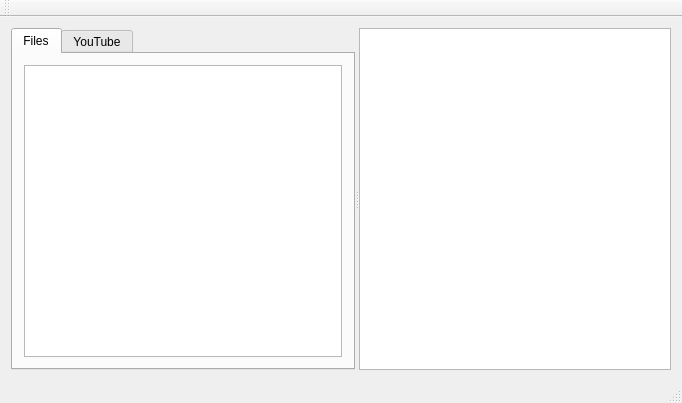
Old version of the form partyplayer/mainwindow.ui in the repository ABuus/partyplayer.
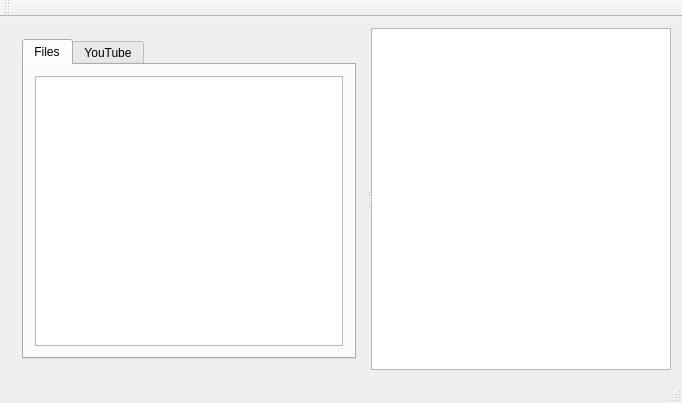
New version of the form. Custom widgets are drawn as their Qt base class.

```diff
--- a/partyplayer/mainwindow.ui
+++ b/partyplayer/mainwindow.ui
@@ -15,11 +15,24 @@
   </property>
   <widget class="QWidget" name="centralWidget">
    <layout class="QGridLayout" name="gridLayout">
-    <item row="1" column="0">
+    <item row="0" column="0">
      <widget class="QSplitter" name="splitter">
       <property name="orientation">
        <enum>Qt::Horizontal</enum>
       </property>
+      <widget class="QWidget" name="">
+       <layout class="QVBoxLayout" name="verticalLayout">
+        <item>
+         <layout class="QGridLayout" name="controlLayout">
+          <property name="sizeConstraint">
+           <enum>QLayout::SetMinimumSize</enum>
+          </property>
+          <property name="spacing">
+           <number>0</number>
+          </property>
+         </layout>
+        </item>
+        <item>
       <widget class="QTabWidget" name="tabWidget">
        <property name="currentIndex">
         <number>0</number>
@@ -81,7 +94,10 @@
         </layout>
        </widget>
       </widget>
-      <widget class="PlaylistView" name="listView">
+        </item>
+       </layout>
+      </widget>
+      <widget class="PlaylistView" name="playlistView">
        <property name="editTriggers">
         <set>QAbstractItemView::NoEditTriggers</set>
        </property>
@@ -91,6 +107,12 @@
        <property name="selectionBehavior">
         <enum>QAbstractItemView::SelectRows</enum>
        </property>
+       <attribute name="verticalHeaderVisible">
+        <bool>false</bool>
+       </attribute>
+       <attribute name="verticalHeaderVisible">
+        <bool>false</bool>
+       </attribute>
       </widget>
      </widget>
     </item>
```
Left out of the diff: 11 changed lines with no effect on the pictures. Lines whose indentation alone changed are shown as unchanged.
